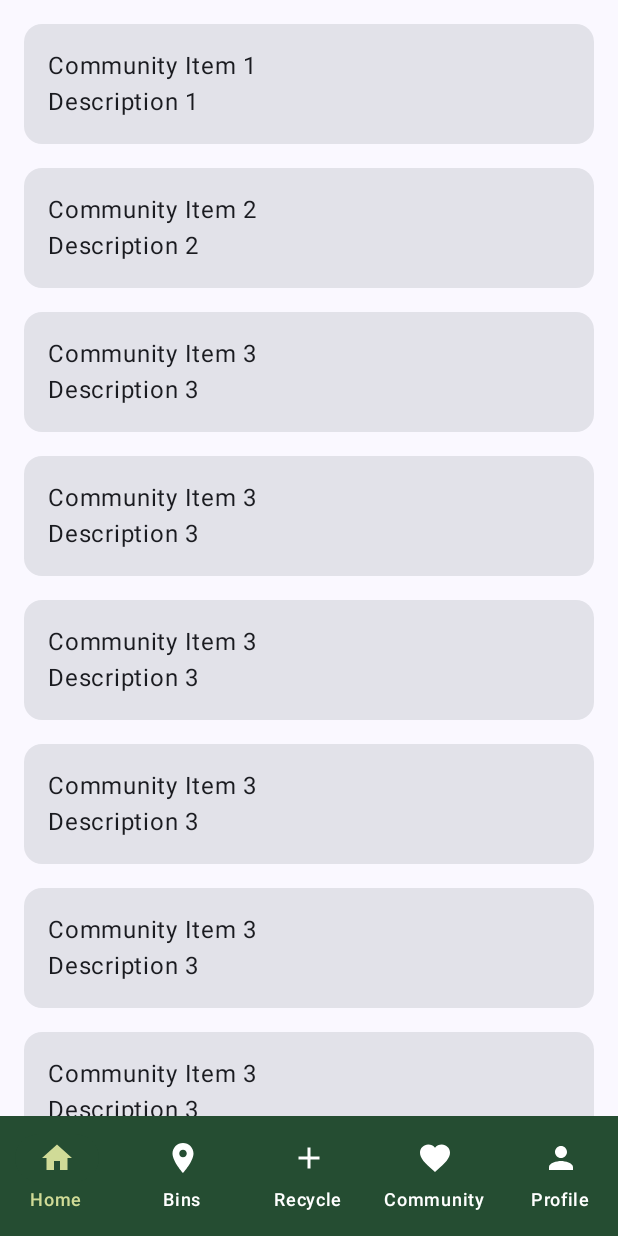
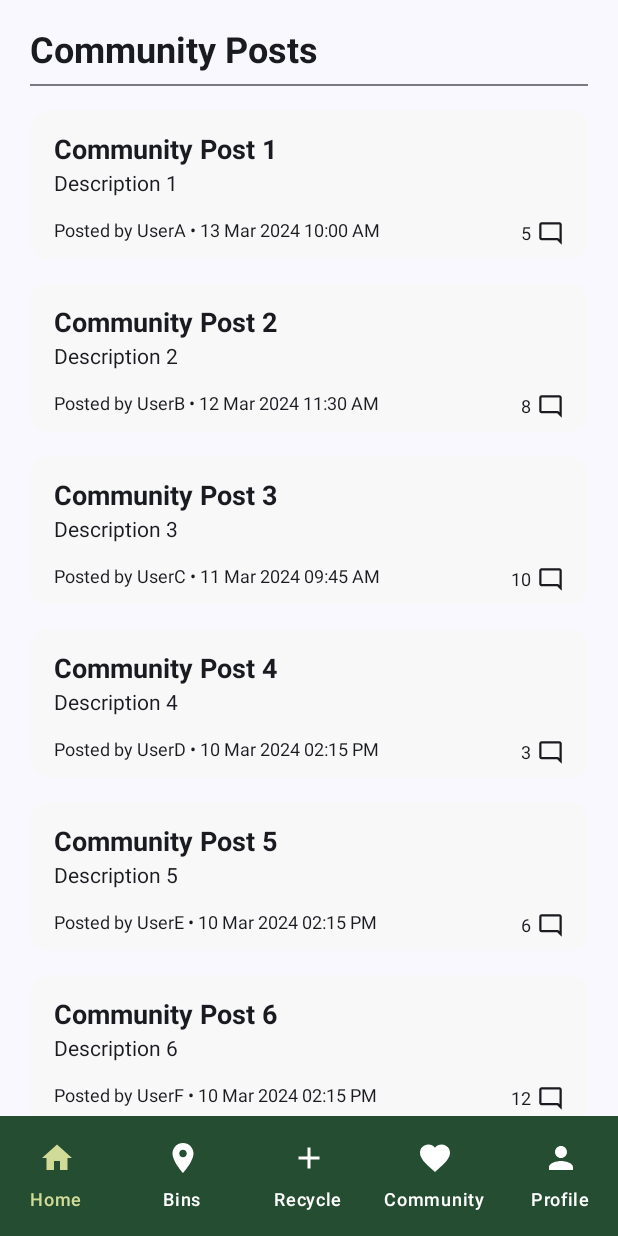
Before and after one commit to Morenokoko/PSD2_T12, an Android app built with Jetpack Compose: the CommunityPage screen opened through its navigation route, on a phone screen of 412 x 824 dp. Run offline under Robolectric (Android 15) with nearby library versions, the phone set to English and light mode, and no system bars.

Commit message:
style community page

```diff
--- a/frontend/app/src/main/java/com/example/ecoranger/CommunityPage.kt
+++ b/frontend/app/src/main/java/com/example/ecoranger/CommunityPage.kt
@@ -5,27 +5,42 @@ import android.annotation.SuppressLint
 import androidx.compose.foundation.layout.Arrangement
 import androidx.compose.foundation.layout.Column
 import androidx.compose.foundation.layout.PaddingValues
+import androidx.compose.foundation.layout.Row
+import androidx.compose.foundation.layout.Spacer
 import androidx.compose.foundation.layout.fillMaxSize
 import androidx.compose.foundation.layout.fillMaxWidth
 import androidx.compose.foundation.layout.padding
+import androidx.compose.foundation.layout.size
 import androidx.compose.foundation.lazy.LazyColumn
 import androidx.compose.foundation.lazy.items
+import androidx.compose.material.icons.Icons
+import androidx.compose.material.icons.outlined.ModeComment
 import androidx.compose.material3.Card
+import androidx.compose.material3.CardDefaults
+import androidx.compose.material3.Divider
 import androidx.compose.material3.ExperimentalMaterial3Api
+import androidx.compose.material3.Icon
 import androidx.compose.material3.Scaffold
 import androidx.compose.material3.Text
 import androidx.compose.runtime.Composable
 import androidx.compose.runtime.MutableState
 import androidx.compose.runtime.mutableStateOf
 import androidx.compose.runtime.remember
+import androidx.compose.ui.Alignment
 import androidx.compose.ui.Modifier
+import androidx.compose.ui.graphics.Color
+import androidx.compose.ui.text.TextStyle
+import androidx.compose.ui.text.font.FontWeight
 import androidx.compose.ui.unit.dp
+import androidx.compose.ui.unit.sp
 import androidx.navigation.NavHostController
+import com.example.ecoranger.data.CommunityPost
+import com.example.ecoranger.data.communityPostList
 
 
 // Define a data class for the card information
-data class CommunityItem(val title: String, val description: String)
 
+@OptIn(ExperimentalMaterial3Api::class)
 @SuppressLint("UnusedMaterial3ScaffoldPaddingParameter")
 @Composable
 fun CommunityPage(navController: NavHostController, selectedItem: MutableState<Int>) {
@@ -50,63 +65,101 @@ fun CommunityPage(navController: NavHostController, selectedItem: MutableState<I
     Scaffold(
         bottomBar = { BottomNavigationBar(navController, selectedItem) },
         content = { paddingValues: PaddingValues ->
-            LazyColumn(
+            Column(
                 modifier = Modifier
                     .fillMaxSize()
-                    .padding(paddingValues),
-                contentPadding = PaddingValues(horizontal = 16.dp, vertical = 8.dp)
+                    .padding(paddingValues)
+                    .padding(top = 20.dp, start = 20.dp, end = 20.dp),
+//                contentPadding = PaddingValues(top = 20.dp, start = 20.dp, end = 20.dp)
             ) {
-                // Sample list of community items
-                val communityItems = listOf(
-                    CommunityItem("Community Item 1", "Description 1"),
-                    CommunityItem("Community Item 2", "Description 2"),
-                    CommunityItem("Community Item 3", "Description 3"),
-                    CommunityItem("Community Item 3", "Description 3"),
-                    CommunityItem("Community Item 3", "Description 3"),
-                    CommunityItem("Community Item 3", "Description 3"),
-                    CommunityItem("Community Item 3", "Description 3"),
-                    CommunityItem("Community Item 3", "Description 3"),
-                    CommunityItem("Community Item 3", "Description 3"),
-                    CommunityItem("Community Item 3", "Description 3")
-                    // Add more items as needed
+                Text(
+                    text = "Community Posts", style = TextStyle(
+                        fontSize = 24.sp, fontWeight = FontWeight.Bold
+                    )
                 )
+                Divider(modifier = Modifier.padding(vertical = 8.dp))
+                LazyColumn(
+                    modifier = Modifier
+                        .fillMaxSize()
+//                    .padding(paddingValues),
+//                contentPadding = PaddingValues(top = 20.dp, start = 20.dp, end = 20.dp)
+                ) {
+                    // Sample list of community items
 
-                items(communityItems) { item ->
-                    CommunityCard(item)
+                    items(communityPostList) { item ->
+                        CommunityCard(item)
+                    }
                 }
             }
-//            Column(
-//                modifier = Modifier
-//                    .fillMaxSize()
-//                    .padding(bottom = 56.dp), // Adjust the padding to fit your needs
-//                verticalArrangement = Arrangement.Center,
-//                horizontalAlignment = Alignment.CenterHorizontally
-//            ) {
-//                Text("Welcome to the Activity Page!")
-//            }
         }
     )
 }
 
 @OptIn(ExperimentalMaterial3Api::class)
 @Composable
-fun CommunityCard(item: CommunityItem) {
+fun CommunityCard(item: CommunityPost) {
     Card(
         modifier = Modifier
             .padding(vertical = 8.dp)
             .fillMaxWidth(),
         onClick = {
             // Handle card click if needed
-        }
+        },
+        colors = CardDefaults.cardColors(
+            containerColor = Color(0xFFf8f8f8),
+        ),
     ) {
         Column(
-            modifier = Modifier.padding(16.dp)
+            modifier = Modifier.padding(top = 16.dp, start = 16.dp, end = 16.dp, bottom = 8.dp)
         ) {
-            Text(text = item.title)
-            Text(text = item.description)
+            Text(
+                text = item.title,
+                style = TextStyle(
+                    fontSize = 18.sp,
+                    fontWeight = FontWeight.Bold
+                ),
+                modifier = Modifier.padding(bottom = 4.dp)
+            )
+            Text(
+                text = item.description,
+                style = TextStyle(
+                    fontSize = 14.sp
+                ),
+                modifier = Modifier.padding(bottom = 16.dp)
+            )
+            Row(
+                modifier = Modifier.fillMaxWidth(),
+                horizontalArrangement = Arrangement.SpaceBetween
+            ) {
+                Text(
+                    text = "Posted by ${item.username} • ${item.dateTime}",
+                    style = TextStyle(fontSize = 12.sp),
+                    modifier = Modifier.weight(1f)
+                )
+                Row(verticalAlignment = Alignment.CenterVertically) {
+                    Text(
+                        text = item.numComments.toString(),
+                        style = TextStyle(fontSize = 12.sp),
+                        modifier = Modifier.padding(end = 4.dp)
+                    )
+                    Icon(
+                        imageVector = Icons.Outlined.ModeComment,
+                        contentDescription = "Number of Comments",
+                        modifier = Modifier.size(18.dp)
+                    )
+                }
+            }
         }
     }
 }
+
+//@Composable
+//fun formatDateTime(dateTime: Long): String {
+//    // Assuming dateTime is in milliseconds
+//    val formattedDate = DateFormat.format("dd MMM yyyy", dateTime)
+//    val formattedTime = DateFormat.format("h:mm a", dateTime)
+//    return "$formattedDate $formattedTime"
+//}
 
 private fun exitApp() {
     // Close the app
--- /dev/null
+++ b/frontend/app/src/main/java/com/example/ecoranger/data/CommunityPost.kt
@@ -0,0 +1,34 @@
+package com.example.ecoranger.data
+
+
+data class CommunityPost(
+    val title: String,
+    val description: String,
+    val username: String,
+    val dateTime: String, // You may want to change the type to Date or Long to represent date and time accurately
+    val numComments: Int
+)
+
+val communityPostList = listOf(
+    CommunityPost("Community Post 1", "Description 1", "UserA", "13 Mar 2024 10:00 AM", 5),
+    CommunityPost("Community Post 2", "Description 2", "UserB", "12 Mar 2024 11:30 AM", 8),
+    CommunityPost("Community Post 3", "Description 3", "UserC", "11 Mar 2024 09:45 AM", 10),
+    CommunityPost("Community Post 4", "Description 4", "UserD", "10 Mar 2024 02:15 PM", 3),
+    CommunityPost("Community Post 5", "Description 5", "UserE", "10 Mar 2024 02:15 PM", 6),
+    CommunityPost("Community Post 6", "Description 6", "UserF", "10 Mar 2024 02:15 PM", 12),
+    CommunityPost("Community Post 7", "Description 7", "UserG", "10 Mar 2024 02:15 PM", 2),
+    CommunityPost("Community Post 8", "Description 8", "UserH", "10 Mar 2024 02:15 PM", 4),
+    CommunityPost("Community Post 9", "Description 9", "UserI", "10 Mar 2024 02:15 PM", 7),
+    CommunityPost("Community Post 10", "Description 10", "UserJ", "10 Mar 2024 02:15 PM", 1),
+    CommunityPost("Community Post 11", "Description 11", "UserK", "10 Mar 2024 02:15 PM", 9),
+    CommunityPost("Community Post 12", "Description 12", "UserL", "10 Mar 2024 02:15 PM", 15),
+    CommunityPost("Community Post 13", "Description 13", "UserM", "10 Mar 2024 02:15 PM", 6),
+    CommunityPost("Community Post 14", "Description 14", "UserN", "10 Mar 2024 02:15 PM", 3),
+    CommunityPost("Community Post 15", "Description 15", "UserO", "10 Mar 2024 02:15 PM", 8),
+    CommunityPost("Community Post 16", "Description 16", "UserP", "10 Mar 2024 02:15 PM", 11),
+    CommunityPost("Community Post 17", "Description 17", "UserQ", "10 Mar 2024 02:15 PM", 7),
+    CommunityPost("Community Post 18", "Description 18", "UserR", "10 Mar 2024 02:15 PM", 4),
+    CommunityPost("Community Post 19", "Description 19", "UserS", "10 Mar 2024 02:15 PM", 9),
+    CommunityPost("Community Post 20", "Description 20", "UserT", "10 Mar 2024 02:15 PM", 13)
+    // Add more community posts as needed
+)
```
